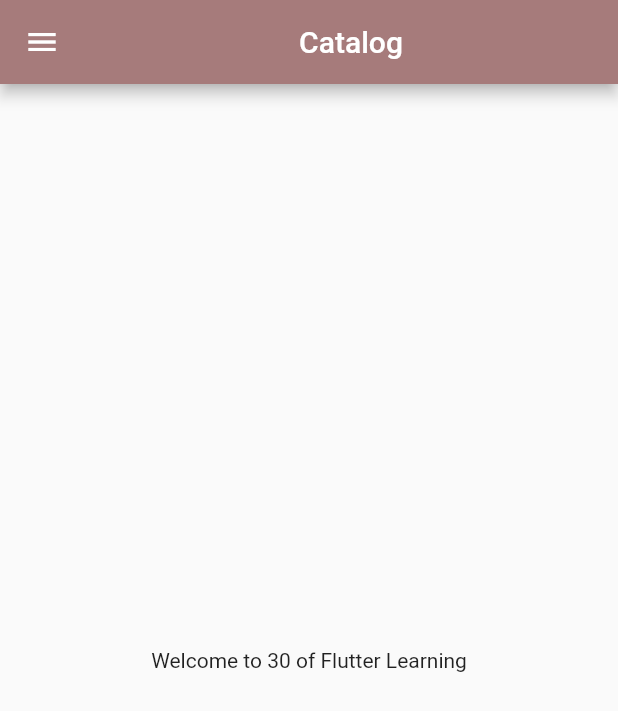
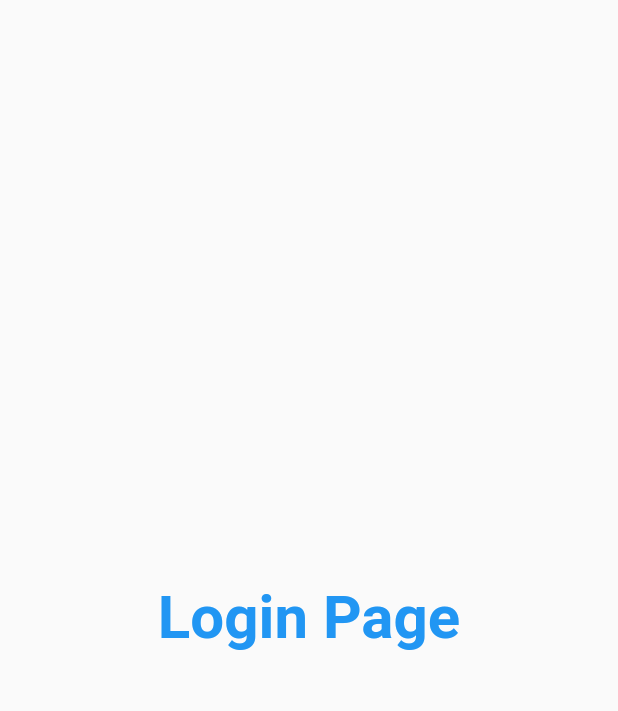
Before and after one commit to pattuli/flutter_catalog, a Flutter app: the screen it shows after launch, on a phone screen of 412 x 824 dp. Shown: the top 711 px of the screen. Run offline on Flutter 3.47's test engine with Material 2 defaults, Android fonts, the phone set to English and light mode, and no system bars.

Commit message:
day-3 completed

```diff
--- a/lib/main.dart
+++ b/lib/main.dart
@@ -1,5 +1,6 @@
 import 'package:flutter/material.dart';
 import 'package:flutter_catalog/pages/home_page.dart';
+import 'package:flutter_catalog/pages/login_page.dart';
 
 void main() {
   runApp(MyApp());
@@ -10,9 +11,14 @@ class MyApp extends StatelessWidget {
 
   @override
   Widget build(BuildContext context) {
-   return MaterialApp(
+    return MaterialApp(
       debugShowCheckedModeBanner: false,
-      home: Homepage(),
+      routes: {
+        "/": (context) => Loginpage(),
+        "/home": (context) => Homepage(),
+
+        "/login": (context) => Loginpage(),
+      },
     );
   }
 }
--- /dev/null
+++ b/lib/pages/login_page.dart
@@ -0,0 +1,17 @@
+import 'package:flutter/material.dart';
+
+class Loginpage extends StatelessWidget {
+  const Loginpage({Key? key}) : super(key: key);
+
+  @override
+  Widget build(BuildContext context) {
+    return Material(
+      child: Center(
+          child: Text(
+        'Login Page',
+        style: TextStyle(
+            fontSize: 40, color: Colors.blue, fontWeight: FontWeight.bold),
+      )),
+    );
+  }
+}
```
